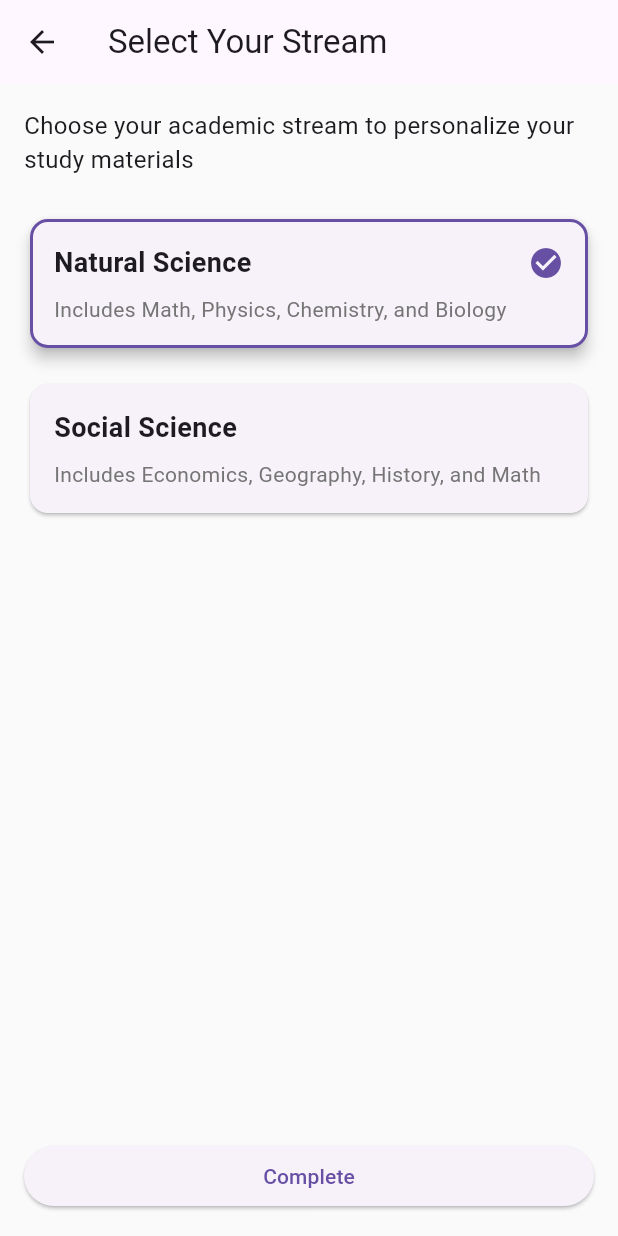
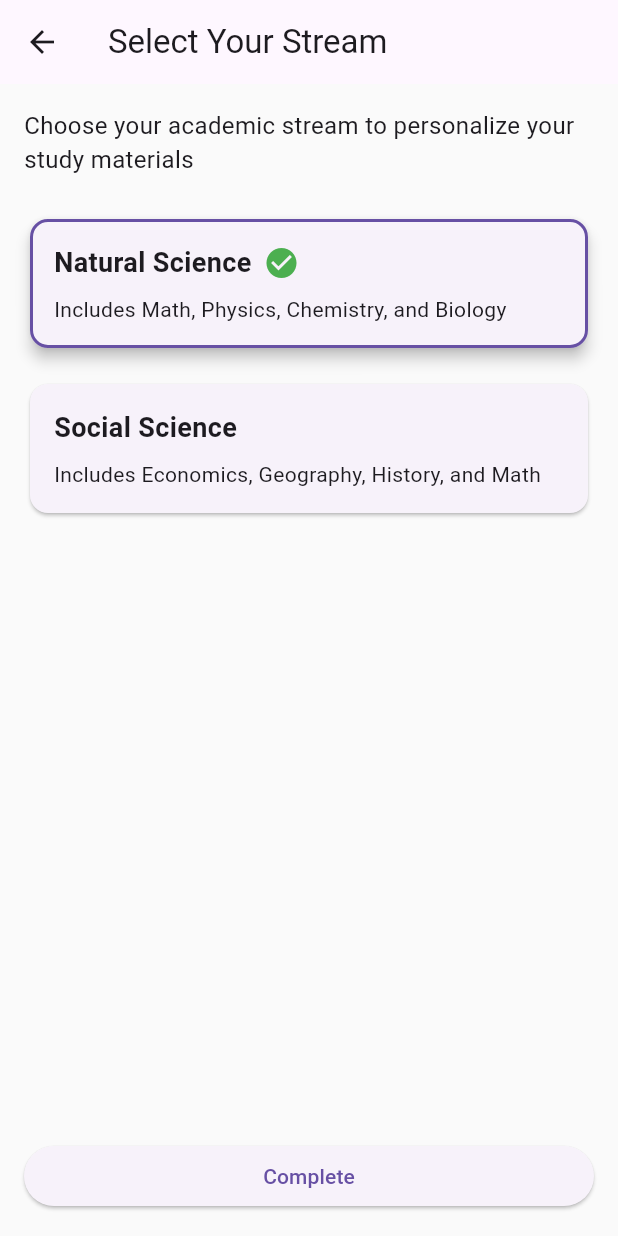
Before and after one commit to leighkun147/MatricMate, a Flutter app: the StreamSelectionScreen screen opened directly, after a tap on "Natural Science", on a phone screen of 412 x 824 dp. Run offline on Flutter 3.47's test engine with Material 3 defaults, Android fonts, the phone set to English and light mode, and no system bars; our stand-ins replace cloud_firestore, device_info_plus, firebase_auth, firebase_core, fl_chart, flutter_animate and 3 more; accounts and stored records are empty.

Commit message:
potential errors fixed

```diff
--- a/lib/main.dart
+++ b/lib/main.dart
@@ -11,6 +11,7 @@ import 'screens/dashboard_screen.dart';
 import 'screens/leaderboard_screen.dart';
 import 'screens/study_screen.dart';
 import 'screens/study_hub_screen.dart';
+import 'utils/stream_utils.dart';
 
 void main() async {
   WidgetsFlutterBinding.ensureInitialized();
--- a/lib/screens/aptitude_screen.dart
+++ b/lib/screens/aptitude_screen.dart
@@ -150,7 +150,7 @@ class _AptitudeScreenState extends State<AptitudeScreen> {
                     ),
                     const SizedBox(width: 8),
                     Text(
-                      'Aptitude (SAT)',
+                      'Aptitude',
                       style: Theme.of(context).textTheme.headlineSmall?.copyWith(
                             fontWeight: FontWeight.bold,
                             color: Theme.of(context).colorScheme.onBackground,
--- a/lib/screens/dashboard_screen.dart
+++ b/lib/screens/dashboard_screen.dart
@@ -23,6 +23,8 @@ class _DashboardScreenState extends State<DashboardScreen> {
   final DateTime examDate = DateTime(2024, 6, 1); // Example exam date
   late DateTime currentTime;
   late Timer timer;
+  List<String> _subjects = [];
+  bool _isLoading = true;
 
   @override
   void initState() {
@@ -33,6 +35,33 @@ class _DashboardScreenState extends State<DashboardScreen> {
         currentTime = DateTime.now();
       });
     });
+    _loadSubjects();
+  }
+
+  Future<void> _loadSubjects() async {
+    final selectedStream = await StreamUtils.selectedStream;
+    if (mounted) {
+      setState(() {
+        _subjects = selectedStream == StreamType.naturalScience
+            ? [
+                'Mathematics',
+                'Physics',
+                'Chemistry',
+                'Biology',
+                'English',
+                'Aptitude',
+              ]
+            : [
+                'Mathematics',
+                'English',
+                'Geography',
+                'History',
+                'Economics',
+                'Aptitude',
+              ];
+        _isLoading = false;
+      });
+    }
   }
 
   @override
@@ -43,6 +72,10 @@ class _DashboardScreenState extends State<DashboardScreen> {
 
   @override
   Widget build(BuildContext context) {
+    if (_isLoading) {
+      return const Center(child: CircularProgressIndicator());
+    }
+
     return SingleChildScrollView(
       padding: const EdgeInsets.all(16.0),
       child: Column(
@@ -139,32 +172,38 @@ class _DashboardScreenState extends State<DashboardScreen> {
   }
 
   Widget _buildPerformanceCard() {
-    final subjects = StreamUtils.selectedStream == StreamType.naturalScience
-        ? naturalScienceSubjects
-        : socialScienceSubjects;
-
     return Card(
       elevation: 4,
       child: Padding(
-        padding: const EdgeInsets.all(16),
+        padding: const EdgeInsets.all(16.0),
         child: Column(
           crossAxisAlignment: CrossAxisAlignment.start,
           children: [
-            const Text(
-              'Overall Readiness',
-              style: TextStyle(
-                fontSize: 18,
-                fontWeight: FontWeight.bold,
-              ),
+            Text(
+              'Performance Overview',
+              style: Theme.of(context).textTheme.titleLarge,
             ),
             const SizedBox(height: 16),
             FutureBuilder<List<double>>(
               future: Future.wait(
-                subjects.map((subject) => ChapterCompletionManager.getSubjectCompletionPercentage(
-                  subject.name,
-                  [9, 10, 11, 12],
-                  subject.totalChapters,
-                )),
+                _subjects.map((subject) {
+                  // Get the subject definition to get total chapters
+                  Subject? subjectDef;
+                  if (subject == 'English') {
+                    subjectDef = getEnglishSubject();
+                  } else if (subject == 'Aptitude') {
+                    subjectDef = getAptitudeSubject();
+                  } else {
+                    subjectDef = [...naturalScienceSubjects, ...socialScienceSubjects]
+                        .firstWhere((s) => s.name == subject);
+                  }
+
+                  return ChapterCompletionManager.getSubjectCompletionPercentage(
+                    subject,
+                    [9, 10, 11, 12],
+                    subjectDef.totalChapters,
+                  );
+                }),
               ),
               builder: (context, snapshot) {
                 if (!snapshot.hasData) {
@@ -275,11 +314,7 @@ class _DashboardScreenState extends State<DashboardScreen> {
   }
 
   Widget _buildSubjectProgress() {
-    final subjects = StreamUtils.selectedStream == StreamType.naturalScience
-        ? naturalScienceSubjects
-        : socialScienceSubjects;
-
-    if (subjects.isEmpty) {
+    if (_subjects.isEmpty) {
       return const Card(
         elevation: 4,
         child: Padding(
@@ -314,38 +349,49 @@ class _DashboardScreenState extends State<DashboardScreen> {
               physics: const NeverScrollableScrollPhysics(),
               gridDelegate: const SliverGridDelegateWithFixedCrossAxisCount(
                 crossAxisCount: 2,
-                childAspectRatio: 1.5,
                 crossAxisSpacing: 12,
                 mainAxisSpacing: 12,
               ),
-              itemCount: subjects.length,
+              itemCount: _subjects.length,
               itemBuilder: (context, index) {
-                final subject = subjects[index];
+                final subject = _subjects[index];
+                // Get the subject definition to get total chapters
+                Subject subjectDef;
+                if (subject == 'English') {
+                  subjectDef = getEnglishSubject();
+                } else if (subject == 'Aptitude') {
+                  subjectDef = getAptitudeSubject();
+                } else {
+                  subjectDef = [...naturalScienceSubjects, ...socialScienceSubjects]
+                      .firstWhere((s) => s.name == subject);
+                }
+
                 return Container(
                   padding: const EdgeInsets.all(12),
                   decoration: BoxDecoration(
-                    color: Theme.of(context).colorScheme.primary.withOpacity(0.1),
+                    color: Theme.of(context).colorScheme.surface,
                     borderRadius: BorderRadius.circular(12),
+                    border: Border.all(
+                      color: Theme.of(context).colorScheme.outline.withOpacity(0.5),
+                    ),
                   ),
                   child: Column(
                     mainAxisAlignment: MainAxisAlignment.center,
                     children: [
                       Text(
-                        subject.name,
+                        subject,
                         style: Theme.of(context).textTheme.titleSmall?.copyWith(
                               fontWeight: FontWeight.bold,
                               color: Theme.of(context).colorScheme.primary,
                             ),
                         textAlign: TextAlign.center,
-                        maxLines: 1,
-                        overflow: TextOverflow.ellipsis,
                       ),
                       const SizedBox(height: 8),
                       FutureBuilder<double>(
                         future: ChapterCompletionManager.getSubjectCompletionPercentage(
-                          subject.name,
+                          subject,
                           [9, 10, 11, 12],
-                          subject.totalChapters,
+                          subjectDef.totalChapters,
                         ),
                         builder: (context, snapshot) {
                           if (!snapshot.hasData) {
--- a/lib/screens/stream_selection_screen.dart
+++ b/lib/screens/stream_selection_screen.dart
@@ -9,6 +9,8 @@ class StreamSelectionScreen extends StatefulWidget {
 }
 
 class _StreamSelectionScreenState extends State<StreamSelectionScreen> {
+  StreamType? _currentStream;
+
   @override
   void initState() {
     super.initState();
@@ -16,8 +18,12 @@ class _StreamSelectionScreenState extends State<StreamSelectionScreen> {
   }
 
   Future<void> _loadSavedStream() async {
-    await StreamUtils.loadSavedStream();
-    setState(() {});
+    final savedStream = await StreamUtils.selectedStream;
+    if (mounted) {
+      setState(() {
+        _currentStream = savedStream;
+      });
+    }
   }
 
   @override
@@ -48,7 +54,7 @@ class _StreamSelectionScreenState extends State<StreamSelectionScreen> {
               StreamType.socialScience,
             ),
             const Spacer(),
-            if (StreamUtils.selectedStream != null)
+            if (_currentStream != null)
               ElevatedButton(
                 onPressed: () {
                   Navigator.pop(context);
@@ -66,7 +72,7 @@ class _StreamSelectionScreenState extends State<StreamSelectionScreen> {
     String description,
     StreamType stream,
   ) {
-    final isSelected = StreamUtils.selectedStream == stream;
+    final isSelected = _currentStream == stream;
 
     return Card(
       elevation: isSelected ? 4 : 1,
@@ -80,10 +86,13 @@ class _StreamSelectionScreenState extends State<StreamSelectionScreen> {
         ),
       ),
       child: InkWell(
-        onTap: () {
-          setState(() {
-            StreamUtils.selectedStream = stream;
-          });
+        onTap: () async {
+          await StreamUtils.setSelectedStream(stream);
+          if (mounted) {
+            setState(() {
+              _currentStream = stream;
+            });
+          }
         },
         borderRadius: BorderRadius.circular(12),
         child: Padding(
@@ -100,20 +109,17 @@ class _StreamSelectionScreenState extends State<StreamSelectionScreen> {
                       fontWeight: FontWeight.bold,
                     ),
                   ),
-                  const Spacer(),
                   if (isSelected)
-                    Icon(
-                      Icons.check_circle,
-                      color: Theme.of(context).colorScheme.primary,
+                    const Padding(
+                      padding: EdgeInsets.only(left: 8.0),
+                      child: Icon(Icons.check_circle, color: Colors.green),
                     ),
                 ],
               ),
               const SizedBox(height: 8),
               Text(
                 description,
-                style: TextStyle(
-                  color: Colors.grey.shade600,
-                ),
+                style: const TextStyle(fontSize: 14),
               ),
             ],
           ),
--- a/lib/utils/stream_utils.dart
+++ b/lib/utils/stream_utils.dart
@@ -6,53 +6,49 @@ enum StreamType {
 }
 
 class StreamUtils {
-  static StreamType? _selectedStream;
   static const String _streamKey = 'selected_stream';
 
-  static StreamType? get selectedStream => _selectedStream;
-
-  static set selectedStream(StreamType? value) {
-    _selectedStream = value;
-    _saveStream();
-  }
-
-  static Future<void> loadSavedStream() async {
+  static Future<StreamType?> get selectedStream async {
     final prefs = await SharedPreferences.getInstance();
     final savedStream = prefs.getString(_streamKey);
     if (savedStream != null) {
-      _selectedStream = StreamType.values.firstWhere(
+      return StreamType.values.firstWhere(
         (type) => type.toString() == savedStream,
         orElse: () => StreamType.naturalScience,
       );
     }
+    return null;
   }
 
-  static Future<void> _saveStream() async {
+  static Future<void> setSelectedStream(StreamType? value) async {
     final prefs = await SharedPreferences.getInstance();
-    if (_selectedStream != null) {
-      await prefs.setString(_streamKey, _selectedStream.toString());
+    if (value != null) {
+      await prefs.setString(_streamKey, value.toString());
+    } else {
+      await prefs.remove(_streamKey);
     }
   }
 
-  static List<String> getSubjects() {
-    switch (_selectedStream) {
+  static Future<List<String>> getSubjects() async {
+    final stream = await selectedStream;
+    switch (stream) {
       case StreamType.naturalScience:
         return [
-          'Math (Natural Science)',
+          'Mathematics',
           'Physics',
           'Chemistry',
           'Biology',
           'English',
-          'Aptitude(SAT)',
+          'Aptitude',
         ];
       case StreamType.socialScience:
         return [
-          'Math (Social Science)',
+          'Mathematics',
           'English',
-          'Aptitude(SAT)',
-          'Economics',
           'Geography',
           'History',
+          'Economics',
+          'Aptitude',
         ];
       default:
         return [];
```
Also changed, not shown: lib/screens/study_hub_screen.dart (+28 -9 lines), lib/screens/study_screen.dart (+25 -8 lines).
